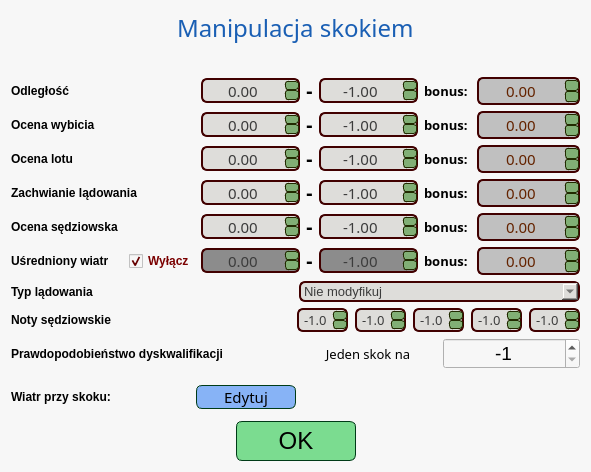
SiekamCebule/sj-sim, file source/UI/JumpManipulation/JumpManipulatorConfigWindow.ui: the form before one commit.
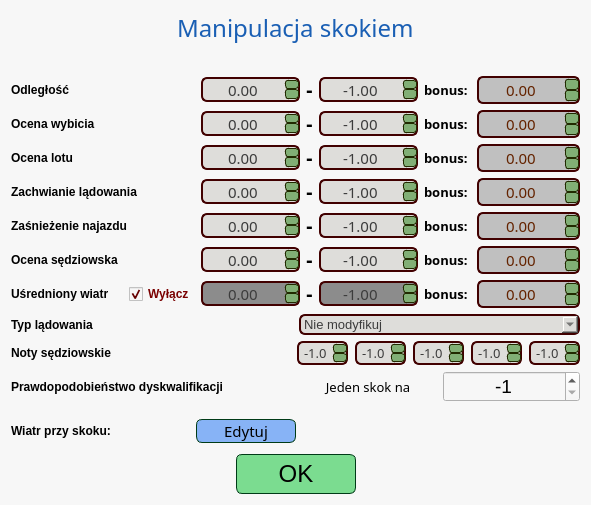
The form after the commit.

Commit message: Inrun Snow

Patch:
```diff
--- a/source/UI/JumpManipulation/JumpManipulatorConfigWindow.ui
+++ b/source/UI/JumpManipulation/JumpManipulatorConfigWindow.ui
@@ -7,7 +7,7 @@
     <x>0</x>
     <y>0</y>
     <width>591</width>
-    <height>472</height>
+    <height>505</height>
    </rect>
   </property>
   <property name="windowTitle">
@@ -944,6 +944,234 @@
          </item>
          <item>
           <widget class="QDoubleSpinBox" name="doubleSpinBox_landingInstabilityBonus">
+           <property name="sizePolicy">
+            <sizepolicy hsizetype="Maximum" vsizetype="Maximum">
+             <horstretch>0</horstretch>
+             <verstretch>0</verstretch>
+            </sizepolicy>
+           </property>
+           <property name="font">
+            <font>
+             <family>Quicksand Medium</family>
+             <pointsize>11</pointsize>
+             <bold>false</bold>
+            </font>
+           </property>
+           <property name="styleSheet">
+            <string notr="true">QWidget{
+	background-color: rgb(192, 192, 192);
+	color: rgb(100, 35, 0);
+	border: 2px solid rgb(65, 0, 0);
+	border-radius: 6px;
+}
+
+QDoubleSpinBox::up-button{
+border: 1px solid rgb(33, 42, 0);
+border-radius: 3px;
+		background-color: rgb(129, 175, 117);
+	color: rgb(0, 59, 23);
+}
+QDoubleSpinBox::down-button{
+border: 1px solid rgb(33, 42, 0);
+border-radius: 3px;
+	background-color: rgb(129, 175, 117);
+	color: rgb(0, 59, 23);
+}</string>
+           </property>
+           <property name="alignment">
+            <set>Qt::AlignCenter</set>
+           </property>
+           <property name="minimum">
+            <double>-100000.000000000000000</double>
+           </property>
+           <property name="maximum">
+            <double>100000.000000000000000</double>
+           </property>
+          </widget>
+         </item>
+        </layout>
+       </item>
+      </layout>
+     </item>
+     <item>
+      <layout class="QHBoxLayout" name="horizontalLayout_22">
+       <item>
+        <widget class="QLabel" name="label_24">
+         <property name="font">
+          <font>
+           <bold>true</bold>
+          </font>
+         </property>
+         <property name="text">
+          <string>Zaśnieżenie najazdu</string>
+         </property>
+        </widget>
+       </item>
+       <item>
+        <widget class="QDoubleSpinBox" name="doubleSpinBox_minInrunSnow">
+         <property name="sizePolicy">
+          <sizepolicy hsizetype="Fixed" vsizetype="Fixed">
+           <horstretch>0</horstretch>
+           <verstretch>0</verstretch>
+          </sizepolicy>
+         </property>
+         <property name="maximumSize">
+          <size>
+           <width>99</width>
+           <height>25</height>
+          </size>
+         </property>
+         <property name="sizeIncrement">
+          <size>
+           <width>99</width>
+           <height>25</height>
+          </size>
+         </property>
+         <property name="font">
+          <font>
+           <family>Quicksand Medium</family>
+           <pointsize>11</pointsize>
+          </font>
+         </property>
+         <property name="styleSheet">
+          <string notr="true">QWidget{
+	background-color: rgb(222, 221, 218);
+	color: rgb(60, 60, 60);
+	border: 2px solid rgb(65, 0, 0);
+	border-radius: 6px;
+}
+
+QDoubleSpinBox::up-button{
+border: 1px solid rgb(33, 42, 0);
+border-radius: 3px;
+		background-color: rgb(129, 175, 117);
+	color: rgb(0, 59, 23);
+}
+QDoubleSpinBox::down-button{
+border: 1px solid rgb(33, 42, 0);
+border-radius: 3px;
+	background-color: rgb(129, 175, 117);
+	color: rgb(0, 59, 23);
+}</string>
+         </property>
+         <property name="alignment">
+          <set>Qt::AlignCenter</set>
+         </property>
+         <property name="minimum">
+          <double>0.000000000000000</double>
+         </property>
+         <property name="maximum">
+          <double>1000000.000000000000000</double>
+         </property>
+         <property name="value">
+          <double>0.000000000000000</double>
+         </property>
+        </widget>
+       </item>
+       <item>
+        <widget class="QLabel" name="label_25">
+         <property name="sizePolicy">
+          <sizepolicy hsizetype="Maximum" vsizetype="Maximum">
+           <horstretch>0</horstretch>
+           <verstretch>0</verstretch>
+          </sizepolicy>
+         </property>
+         <property name="font">
+          <font>
+           <pointsize>15</pointsize>
+           <bold>true</bold>
+          </font>
+         </property>
+         <property name="text">
+          <string>-</string>
+         </property>
+        </widget>
+       </item>
+       <item>
+        <widget class="QDoubleSpinBox" name="doubleSpinBox_maxInrunSnow">
+         <property name="sizePolicy">
+          <sizepolicy hsizetype="Fixed" vsizetype="Fixed">
+           <horstretch>0</horstretch>
+           <verstretch>0</verstretch>
+          </sizepolicy>
+         </property>
+         <property name="maximumSize">
+          <size>
+           <width>99</width>
+           <height>25</height>
+          </size>
+         </property>
+         <property name="sizeIncrement">
+          <size>
+           <width>99</width>
+           <height>25</height>
+          </size>
+         </property>
+         <property name="font">
+          <font>
+           <family>Quicksand Medium</family>
+           <pointsize>11</pointsize>
+          </font>
+         </property>
+         <property name="styleSheet">
+          <string notr="true">QWidget{
+	background-color: rgb(222, 221, 218);
+	color: rgb(60, 60, 60);
+	border: 2px solid rgb(65, 0, 0);
+	border-radius: 6px;
+}
+
+QDoubleSpinBox::up-button{
+border: 1px solid rgb(33, 42, 0);
+border-radius: 3px;
+		background-color: rgb(129, 175, 117);
+	color: rgb(0, 59, 23);
+}
+QDoubleSpinBox::down-button{
+border: 1px solid rgb(33, 42, 0);
+border-radius: 3px;
+	background-color: rgb(129, 175, 117);
+	color: rgb(0, 59, 23);
+}</string>
+         </property>
+         <property name="alignment">
+          <set>Qt::AlignCenter</set>
+         </property>
+         <property name="minimum">
+          <double>-1.000000000000000</double>
+         </property>
+         <property name="maximum">
+          <double>10.000000000000000</double>
+         </property>
+         <property name="value">
+          <double>-1.000000000000000</double>
+         </property>
+        </widget>
+       </item>
+       <item>
+        <layout class="QHBoxLayout" name="horizontalLayout_23">
+         <item>
+          <widget class="QLabel" name="label_26">
+           <property name="sizePolicy">
+            <sizepolicy hsizetype="Maximum" vsizetype="Preferred">
+             <horstretch>0</horstretch>
+             <verstretch>0</verstretch>
+            </sizepolicy>
+           </property>
+           <property name="font">
+            <font>
+             <family>Quicksand Medium</family>
+             <pointsize>10</pointsize>
+             <bold>true</bold>
+            </font>
+           </property>
+           <property name="text">
+            <string>bonus: </string>
+           </property>
+          </widget>
+         </item>
+         <item>
+          <widget class="QDoubleSpinBox" name="doubleSpinBox_inrunSnowBonus">
            <property name="sizePolicy">
             <sizepolicy hsizetype="Maximum" vsizetype="Maximum">
              <horstretch>0</horstretch>
```
The commit also changes 22 other files.
